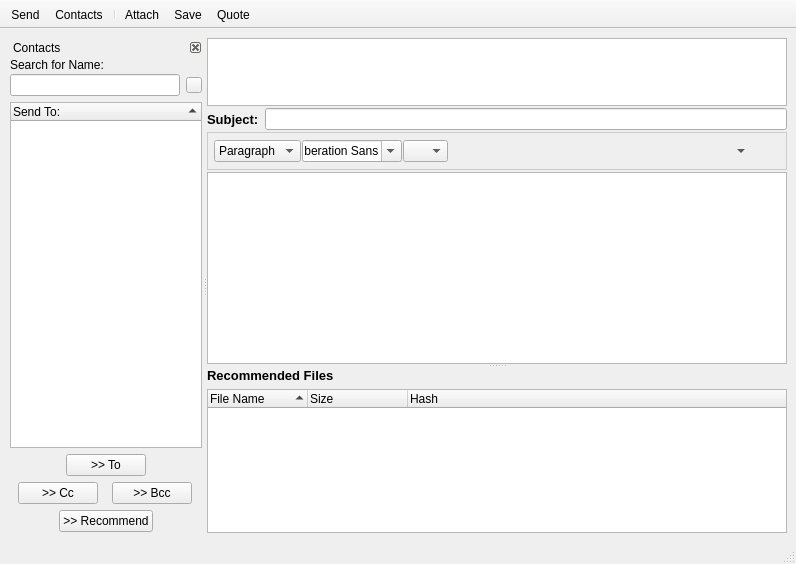
RetroShare/RetroShare, file retroshare-gui/src/gui/msgs/MessageComposer.ui: the form before one commit.
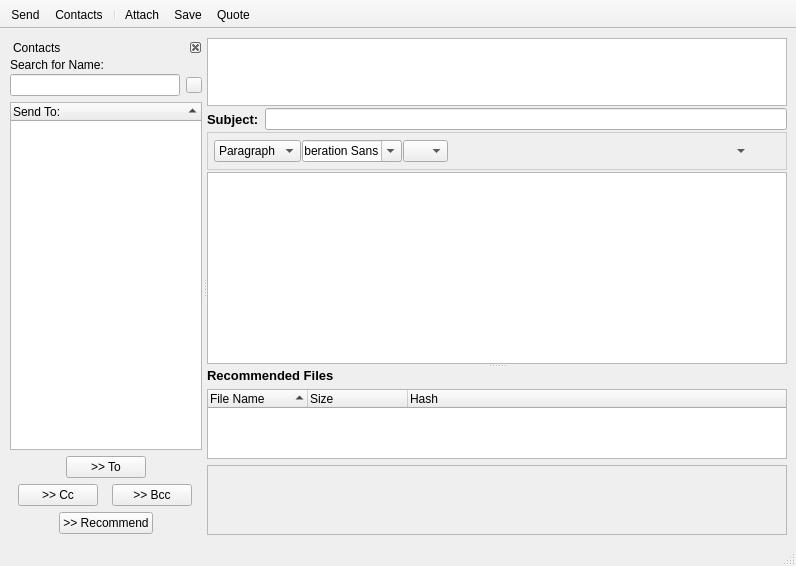
The form after the commit. Icons and pictures are not drawn.

Commit message: Avoid adding duplicate recommended files. Added static scroll area for hashing files.

What changed in the file:
```diff
--- a/retroshare-gui/src/gui/msgs/MessageComposer.ui
+++ b/retroshare-gui/src/gui/msgs/MessageComposer.ui
@@ -836,7 +836,42 @@
           </widget>
          </item>
          <item row="2" column="0">
-          <layout class="QVBoxLayout" name="verticalLayout"/>
+          <widget class="QScrollArea" name="hashBox">
+           <property name="widgetResizable">
+            <bool>true</bool>
+           </property>
+           <widget class="QWidget" name="scrollAreaWidgetContents">
+            <property name="geometry">
+             <rect>
+              <x>0</x>
+              <y>0</y>
+              <width>560</width>
+              <height>57</height>
+             </rect>
+            </property>
+            <layout class="QVBoxLayout" name="verticalLayout_2">
+             <property name="margin">
+              <number>0</number>
+             </property>
+             <item>
+              <layout class="QVBoxLayout" name="verticalLayout"/>
+             </item>
+             <item>
+              <spacer name="verticalSpacer">
+               <property name="orientation">
+                <enum>Qt::Vertical</enum>
+               </property>
+               <property name="sizeHint" stdset="0">
+                <size>
+                 <width>20</width>
+                 <height>46</height>
+                </size>
+               </property>
+              </spacer>
+             </item>
+            </layout>
+           </widget>
+          </widget>
          </item>
         </layout>
        </widget>
```
Left out of the diff: 34 changed lines with no effect on the pictures. The commit also changes 1 other file.
